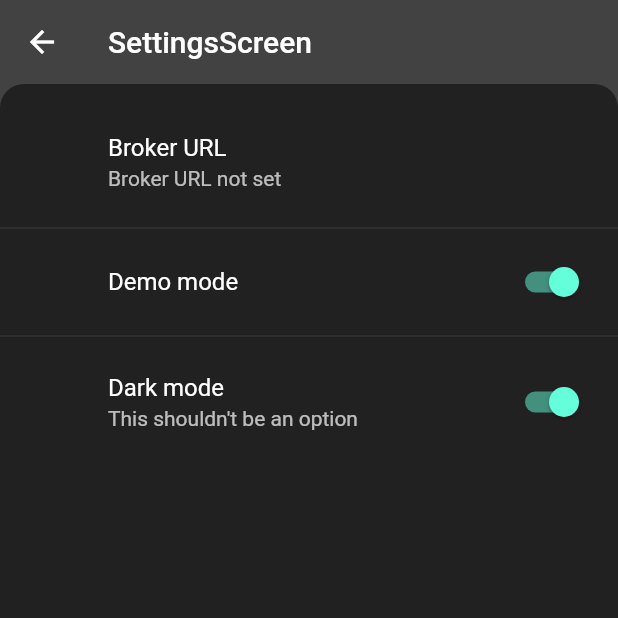
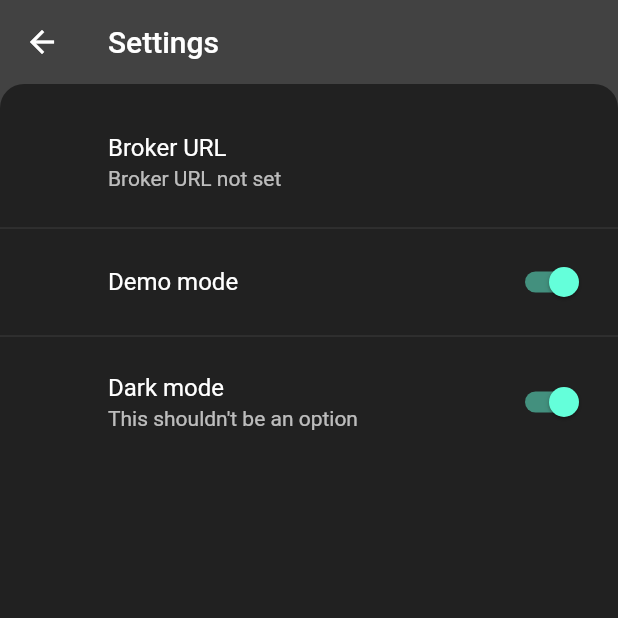
Before and after one commit to profran/ezp-sw-client, a Flutter app: the SettingsScreen screen opened by its route, on a phone screen of 412 x 824 dp, the top half of it. Run offline on Flutter 3.47's test engine with Material 2 defaults, Android fonts, the phone set to English and light mode, and no system bars; our stand-ins replace material_design_icons_flutter, shared_preferences; missing offline and left inert: mqtt_client; accounts and stored records are empty.

Commit message:
Fix SettingsScreen title typo

```diff
--- a/lib/components/settings.dart
+++ b/lib/components/settings.dart
@@ -20,7 +20,7 @@ class _SettingsScreenState extends State<SettingsScreen> {
     return Scaffold(
       appBar: AppBar(
         elevation: 0.0,
-        title: Text('SettingsScreen'),
+        title: Text('Settings'),
       ),
       backgroundColor: Colors.grey[800],
       body: Container(
```
